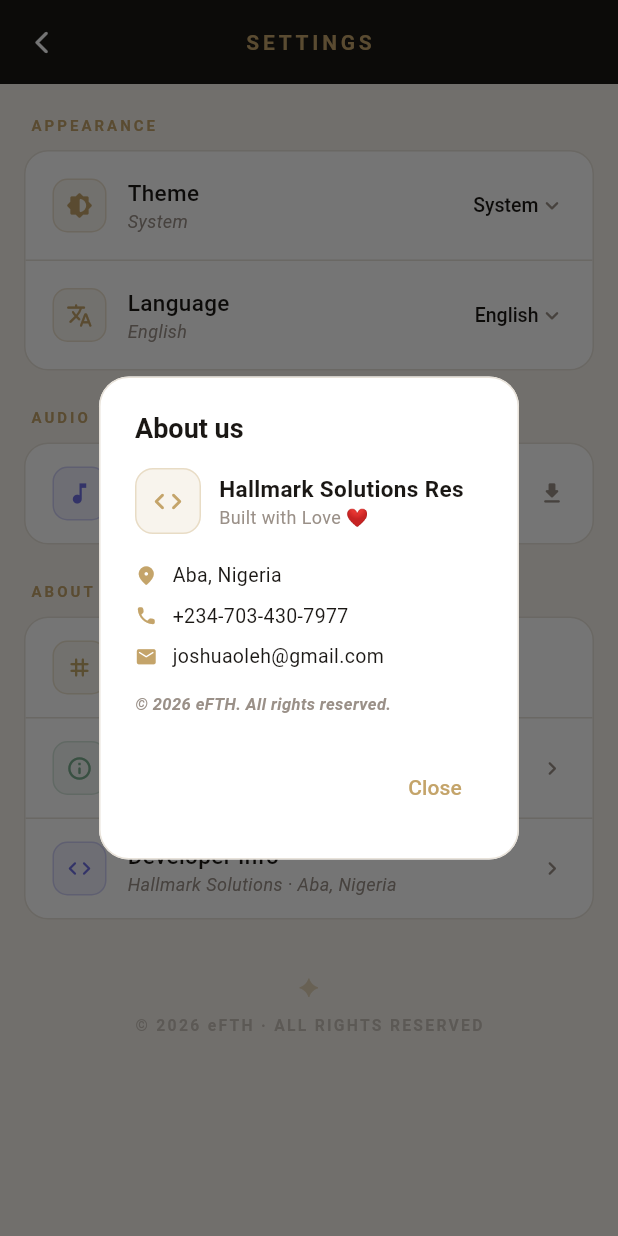
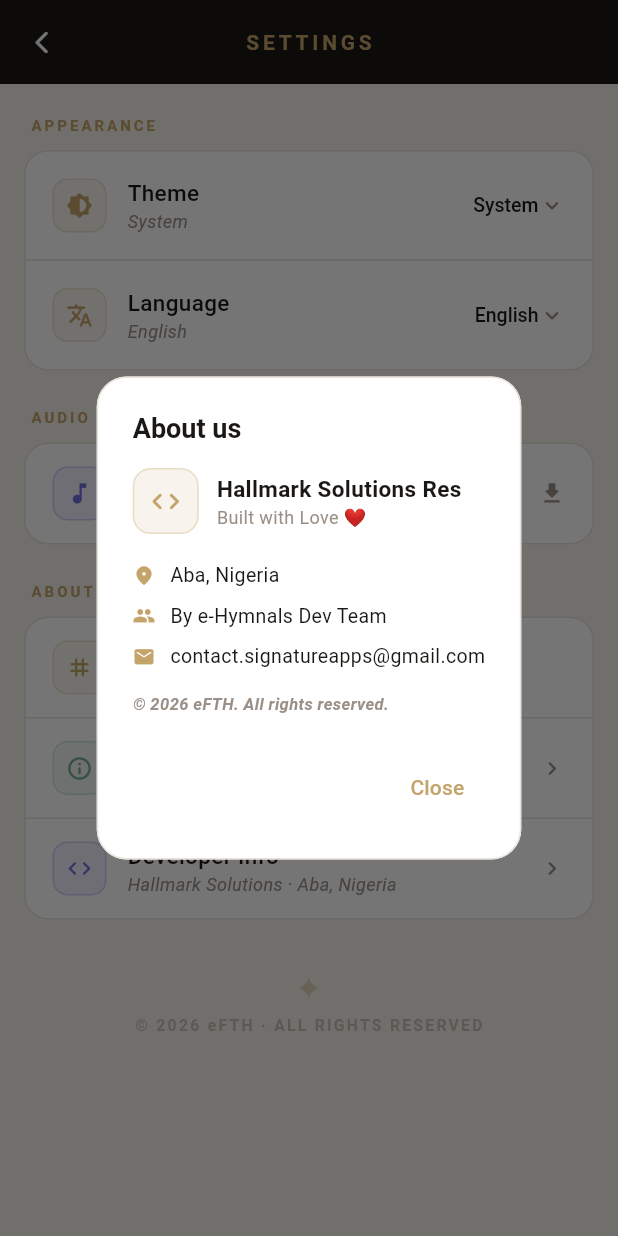
Before and after one commit to omanjose/efth, a Flutter app: the SettingsView screen opened directly, after a tap on "Developer Info", on a phone screen of 412 x 824 dp. Run offline on Flutter 3.47's test engine with Material 3 defaults, Android fonts, the phone set to English and light mode, and no system bars; our stand-ins replace connectivity_plus, get, just_audio, shared_preferences, sqflite, sqflite_common_ffi and 1 more; accounts and stored records are empty.

Commit message:
contact fixed

```diff
--- a/lib/app/controller/settings_controller.dart
+++ b/lib/app/controller/settings_controller.dart
@@ -1,5 +1,4 @@
 import 'dart:io';
-import 'dart:convert';
 import 'package:efth/app/controller/hymn_controller.dart';
 import 'package:efth/utils/theme.dart';
 import 'package:flutter/foundation.dart';
--- a/lib/app/screens/home_screen.dart
+++ b/lib/app/screens/home_screen.dart
@@ -4,7 +4,6 @@
 import 'package:get/get.dart';
 
 import '../../utils/theme.dart';
-import '../controller/favorite_controller.dart';
 import '../controller/hymn_controller.dart';
 import '../controller/search_controller.dart';
 import 'favorite_screen.dart';
--- a/lib/app/screens/settings_screen.dart
+++ b/lib/app/screens/settings_screen.dart
@@ -334,10 +334,10 @@
             const SizedBox(height: 18),
             _DevInfoRow(icon: Icons.location_on_rounded, text: 'Aba, Nigeria'),
             const SizedBox(height: 8),
-            _DevInfoRow(icon: Icons.phone_rounded, text: '+234-703-430-7977'),
+            _DevInfoRow(icon: Icons.group, text: 'By e-Hymnals Dev Team'),
             const SizedBox(height: 8),
             _DevInfoRow(
-                icon: Icons.email_rounded, text: 'joshuaoleh@gmail.com'),
+                icon: Icons.email_rounded, text: 'contact.signatureapps@gmail.com'),
             const SizedBox(height: 14),
             Text(
               '© 2026 eFTH. All rights reserved.',
```
